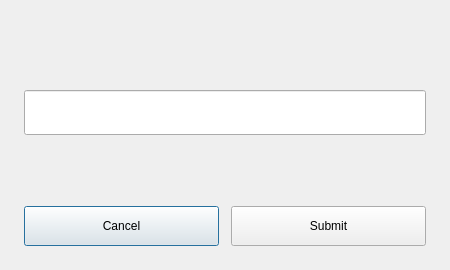
This is ui/forms/custominputdialog.ui in PPAS-Rashmika/SYNCLAB-Centralized-Workshop-Laboratory-Allocation-Platform as Qt 5 draws it before an edit. The edited form follows.
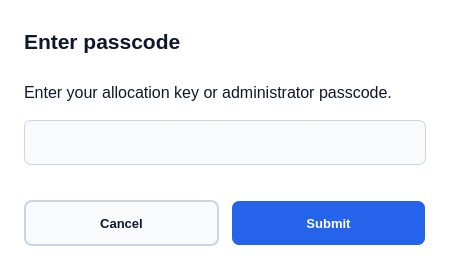
This is the edited form.

Diff of the .ui file:
```diff
--- a/ui/forms/custominputdialog.ui
+++ b/ui/forms/custominputdialog.ui
@@ -10,24 +10,15 @@
     <height>270</height>
    </rect>
   </property>
-  <layout class="QVBoxLayout" name="verticalLayout">
-   <property name="spacing">
-    <number>12</number>
-   </property>
-   <property name="leftMargin">
-    <number>24</number>
-   </property>
-   <property name="topMargin">
-    <number>24</number>
-   </property>
-   <property name="rightMargin">
-    <number>24</number>
-   </property>
-   <property name="bottomMargin">
-    <number>24</number>
-   </property>
-   <item>
     <widget class="QLabel" name="titleLbl">
+   <property name="geometry">
+    <rect>
+     <x>24</x>
+     <y>24</y>
+     <width>402</width>
+     <height>34</height>
+    </rect>
+   </property>
      <property name="wordWrap">
       <bool>true</bool>
      </property>
@@ -40,10 +31,19 @@
        <bold>true</bold>
       </font>
      </property>
-    </widget>
-   </item>
-   <item>
+   <property name="text">
+    <string>Enter passcode</string>
+   </property>
+  </widget>
     <widget class="QLabel" name="promptLbl">
+   <property name="geometry">
+    <rect>
+     <x>24</x>
+     <y>70</y>
+     <width>402</width>
+     <height>44</height>
+    </rect>
+   </property>
      <property name="textFormat">
       <enum>Qt::PlainText</enum>
      </property>
@@ -55,10 +55,19 @@
      <property name="wordWrap">
       <bool>true</bool>
      </property>
-    </widget>
-   </item>
-   <item>
+   <property name="text">
+    <string>Enter your allocation key or administrator passcode.</string>
+   </property>
+  </widget>
     <widget class="QLineEdit" name="inputBox">
+   <property name="geometry">
+    <rect>
+     <x>24</x>
+     <y>120</y>
+     <width>402</width>
+     <height>45</height>
+    </rect>
+   </property>
      <property name="accessibleName">
       <string>Passcode or allocation key</string>
      </property>
@@ -80,24 +89,15 @@
       <set>Qt::AlignmentFlag::AlignCenter</set>
      </property>
     </widget>
-   </item>
-   <item>
-    <spacer name="verticalSpacer">
-     <property name="orientation">
-      <enum>Qt::Orientation::Vertical</enum>
-     </property>
-     <property name="sizeHint" stdset="0">
-      <size>
-       <width>0</width>
-       <height>0</height>
-      </size>
-     </property>
-    </spacer>
-   </item>
-   <item>
-    <layout class="QHBoxLayout" name="horizontalLayout">
-     <item>
       <widget class="QPushButton" name="cancelBtn">
+   <property name="geometry">
+    <rect>
+     <x>24</x>
+     <y>200</y>
+     <width>195</width>
+     <height>46</height>
+    </rect>
+   </property>
        <property name="minimumSize">
         <size>
          <width>120</width>
@@ -110,10 +110,22 @@
        <property name="text">
         <string>Cancel</string>
        </property>
-      </widget>
-     </item>
-     <item>
+   <property name="font">
+    <font>
+     <pointsize>10</pointsize>
+     <bold>true</bold>
+    </font>
+   </property>
+  </widget>
       <widget class="QPushButton" name="okBtn">
+   <property name="geometry">
+    <rect>
+     <x>231</x>
+     <y>200</y>
+     <width>195</width>
+     <height>46</height>
+    </rect>
+   </property>
        <property name="minimumSize">
         <size>
          <width>120</width>
@@ -126,11 +138,39 @@
        <property name="text">
         <string>Submit</string>
        </property>
-      </widget>
-     </item>
-    </layout>
-   </item>
-  </layout>
+   <property name="font">
+    <font>
+     <pointsize>10</pointsize>
+     <bold>true</bold>
+    </font>
+   </property>
+  </widget>
+  <property name="styleSheet">
+   <string notr="true">QDialog { background-color: #FFFFFF; color: #0F172A; }
+QLabel { color: #0F172A; background: transparent; }
+QLineEdit, QComboBox { background-color: #F8FAFC; color: #0F172A; border: 1px solid #CBD5E1; border-radius: 7px; padding: 8px; }
+QLineEdit:focus, QComboBox:focus { border: 1px solid #2563EB; }
+QComboBox QAbstractItemView { background-color: #F8FAFC; color: #0F172A; selection-background-color: #2563EB; selection-color: white; border: 1px solid #CBD5E1; }
+QPushButton { background-color: #2563EB; color: white; border: 2px solid transparent; border-radius: 8px; padding: 2px 14px; }
+QPushButton:focus, QPushButton:default { border-color: #0F172A; }
+QPushButton:hover { border-color: #CBD5E1; }
+QPushButton:disabled { background-color: #CBD5E1; color: #0F172A; }
+QPushButton#cancelBtn, QPushButton#closeBtn { background-color: #F8FAFC; color: #0F172A; border-color: #CBD5E1; }
+QGroupBox { color: #0F172A; border: 1px solid #CBD5E1; border-radius: 8px; margin-top: 16px; padding-top: 10px; }
+QGroupBox::title { subcontrol-origin: margin; left: 12px; padding: 0 4px; }</string>
+  </property>
+  <property name="font">
+   <font>
+    <family>Segoe UI</family>
+    <pointsize>10</pointsize>
+   </font>
+  </property>
+  <property name="minimumSize">
+   <size>
+    <width>450</width>
+    <height>270</height>
+   </size>
+  </property>
  </widget>
  <resources />
  <connections />
```
Left out of the diff: 2 changed lines with no effect on the pictures. Lines whose indentation alone changed are shown as unchanged.
